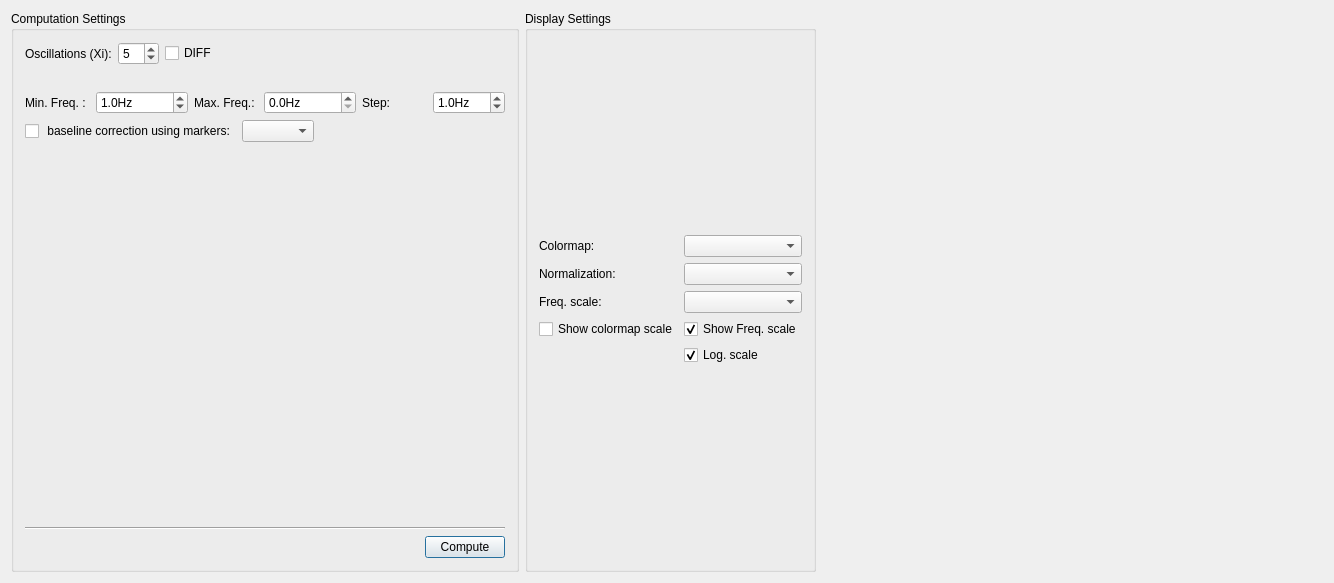
First picture: the form in src/plugins/TFWavelet/TFWidget.ui, repository HIP-infrastructure/anywave-code, before the edit.
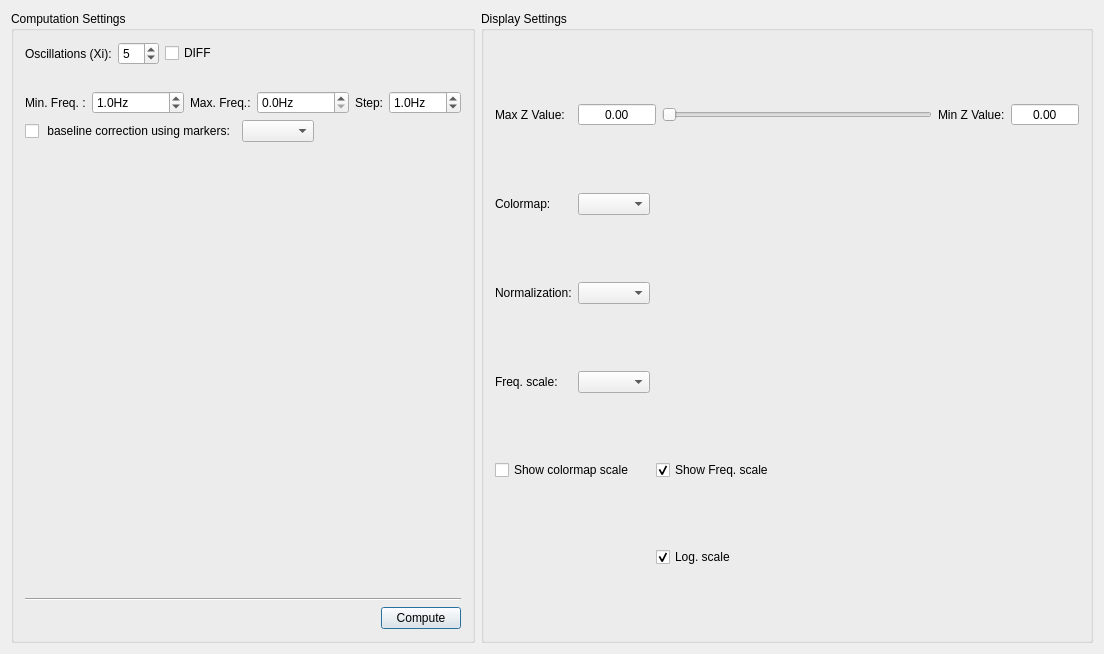
Second picture: the form after the edit. Icons and pictures are not drawn. Custom widgets are drawn as their Qt base class.

What changed in the file:
```diff
--- a/src/plugins/TFWavelet/TFWidget.ui
+++ b/src/plugins/TFWavelet/TFWidget.ui
@@ -6,8 +6,8 @@
    <rect>
     <x>0</x>
     <y>0</y>
-    <width>1334</width>
-    <height>583</height>
+    <width>1104</width>
+    <height>654</height>
    </rect>
   </property>
   <property name="windowTitle">
@@ -22,11 +22,11 @@
     <layout class="QGridLayout" name="signalsLayout" rowstretch="0" columnstretch="0"/>
    </item>
    <item>
-    <layout class="QHBoxLayout" name="horizontalLayout_9">
+    <layout class="QHBoxLayout" name="horizontalLayout_9" stretch="0,1">
      <item>
       <widget class="QGroupBox" name="groupBoxCompute">
        <property name="sizePolicy">
-        <sizepolicy hsizetype="Minimum" vsizetype="Preferred">
+        <sizepolicy hsizetype="Expanding" vsizetype="Preferred">
          <horstretch>0</horstretch>
          <verstretch>0</verstretch>
         </sizepolicy>
@@ -281,7 +281,7 @@
      <item>
       <widget class="QGroupBox" name="groupBoxDisplay">
        <property name="sizePolicy">
-        <sizepolicy hsizetype="Minimum" vsizetype="Preferred">
+        <sizepolicy hsizetype="Expanding" vsizetype="Preferred">
          <horstretch>0</horstretch>
          <verstretch>0</verstretch>
         </sizepolicy>
@@ -289,39 +289,64 @@
        <property name="title">
         <string>Display Settings</string>
        </property>
-       <layout class="QGridLayout" name="gridLayout_2">
-        <item row="0" column="0">
-         <layout class="QGridLayout" name="gridLayout">
-          <item row="1" column="0">
-           <layout class="QHBoxLayout" name="horizontalLayout_2">
+       <layout class="QHBoxLayout" name="horizontalLayout">
             <item>
+         <layout class="QGridLayout" name="gridLayout" columnstretch="0,0,0,1,0,0">
+          <item row="3" column="0">
+           <widget class="QLabel" name="label_3">
+            <property name="text">
+             <string>Freq. scale:</string>
+            </property>
+           </widget>
+          </item>
+          <item row="0" column="1" colspan="2">
+           <widget class="QDoubleSpinBox" name="spinMaxZ">
+            <property name="alignment">
+             <set>Qt::AlignCenter</set>
+            </property>
+            <property name="buttonSymbols">
+             <enum>QAbstractSpinBox::NoButtons</enum>
+            </property>
+            <property name="maximum">
+             <double>100000000000000005366162204393472.000000000000000</double>
+            </property>
+           </widget>
+          </item>
+          <item row="0" column="5">
+           <widget class="QDoubleSpinBox" name="spinMinZ">
+            <property name="alignment">
+             <set>Qt::AlignCenter</set>
+            </property>
+            <property name="buttonSymbols">
+             <enum>QAbstractSpinBox::NoButtons</enum>
+            </property>
+            <property name="maximum">
+             <double>10000000000000000470601344959054695891559601407866630764278709534898249531392.000000000000000</double>
+            </property>
+           </widget>
+          </item>
+          <item row="2" column="0">
              <widget class="QLabel" name="label_2">
               <property name="text">
                <string>Normalization:</string>
               </property>
              </widget>
             </item>
-           </layout>
-          </item>
-          <item row="0" column="0">
-           <layout class="QHBoxLayout" name="horizontalLayout">
-            <item>
+          <item row="1" column="0">
              <widget class="QLabel" name="label">
               <property name="text">
                <string>Colormap:</string>
               </property>
              </widget>
             </item>
-           </layout>
-          </item>
-          <item row="3" column="0">
+          <item row="4" column="0" colspan="2">
            <widget class="QCheckBox" name="checkBoxColormapScale">
             <property name="text">
              <string>Show colormap scale</string>
             </property>
            </widget>
           </item>
-          <item row="4" column="1">
+          <item row="5" column="2" colspan="2">
            <widget class="QCheckBox" name="checkBoxLogScale">
             <property name="sizePolicy">
              <sizepolicy hsizetype="Preferred" vsizetype="Fixed">
@@ -337,21 +362,14 @@
             </property>
            </widget>
           </item>
-          <item row="2" column="0">
-           <layout class="QHBoxLayout" name="horizontalLayout_3">
-            <item>
-             <widget class="QLabel" name="label_3">
+          <item row="0" column="4">
+           <widget class="QLabel" name="label_10">
               <property name="text">
-               <string>Freq. scale:</string>
+             <string>Min Z Value:</string>
               </property>
              </widget>
             </item>
-           </layout>
-          </item>
-          <item row="1" column="1">
-           <widget class="QComboBox" name="cbNorm"/>
-          </item>
-          <item row="3" column="1">
+          <item row="4" column="2" colspan="2">
            <widget class="QCheckBox" name="checkBoxFreqScale">
             <property name="sizePolicy">
              <sizepolicy hsizetype="Preferred" vsizetype="Fixed">
@@ -370,30 +388,34 @@
             </property>
            </widget>
           </item>
+          <item row="0" column="0">
+           <widget class="QLabel" name="label_4">
+            <property name="text">
+             <string>Max Z Value:</string>
+            </property>
+           </widget>
+          </item>
+          <item row="0" column="3">
+           <widget class="QSlider" name="gainSlider">
+            <property name="orientation">
+             <enum>Qt::Horizontal</enum>
+            </property>
+           </widget>
+          </item>
+          <item row="1" column="1">
+           <widget class="QComboBox" name="cbColormap"/>
+          </item>
           <item row="2" column="1">
+           <widget class="QComboBox" name="cbNorm"/>
+          </item>
+          <item row="3" column="1">
            <widget class="QComboBox" name="cbZScale"/>
           </item>
-          <item row="0" column="1">
-           <widget class="QComboBox" name="cbColormap"/>
-          </item>
          </layout>
         </item>
        </layout>
       </widget>
      </item>
-     <item>
-      <spacer name="horizontalSpacer_3">
-       <property name="orientation">
-        <enum>Qt::Horizontal</enum>
-       </property>
-       <property name="sizeHint" stdset="0">
-        <size>
-         <width>40</width>
-         <height>20</height>
-        </size>
-       </property>
-      </spacer>
-     </item>
     </layout>
    </item>
   </layout>
```
Lines whose indentation alone changed are shown as unchanged.
